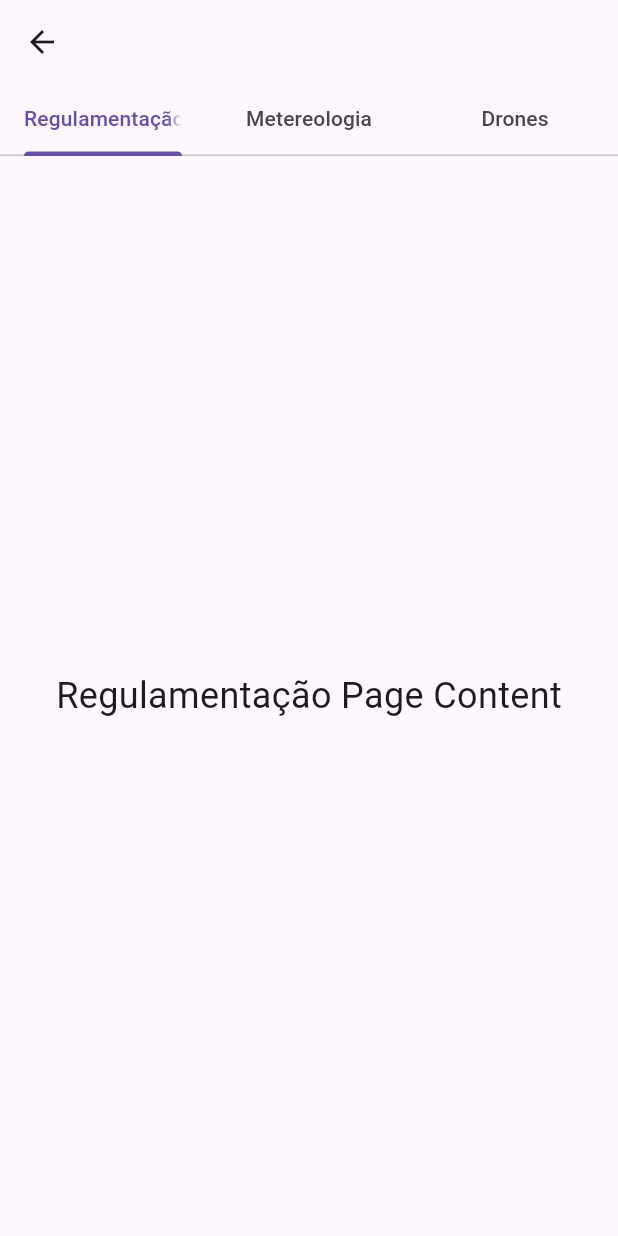
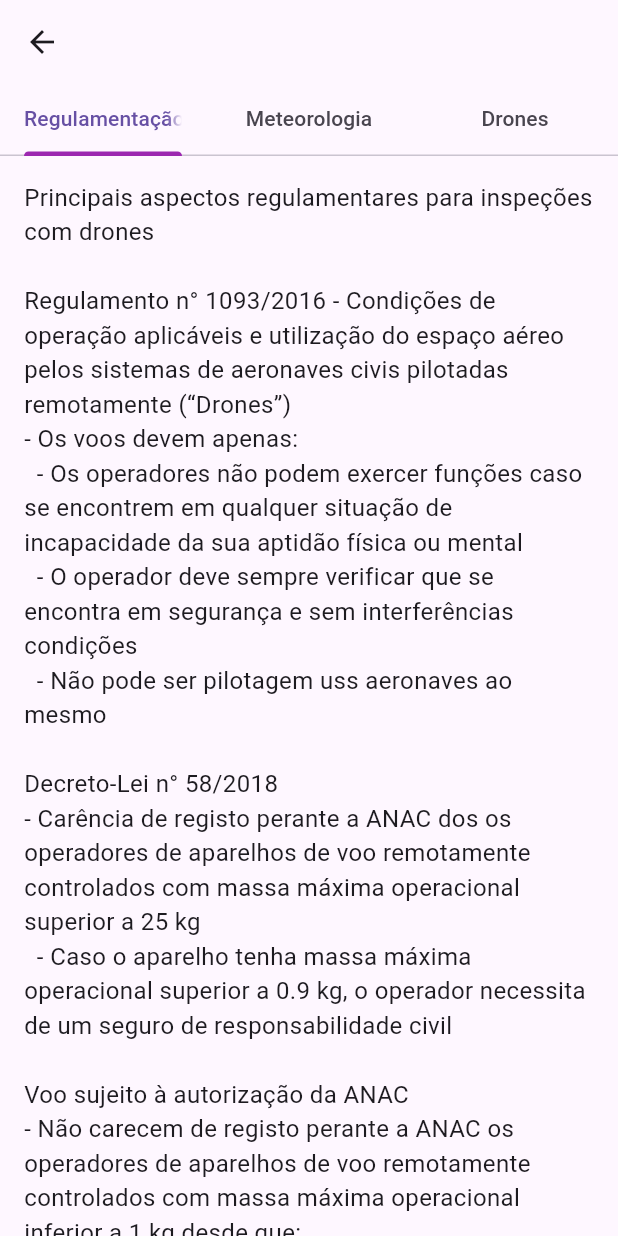
Before and after one commit to JoaoAbrantes977/ProjetoFinalFlutter, a Flutter app: the RecommendationsPage screen opened directly, on a phone screen of 412 x 824 dp. Run offline on Flutter 3.47's test engine with Material 3 defaults, Android fonts, the phone set to English and light mode, and no system bars.

Commit message:
meteo and recommendations

```diff
--- a/lib/recommendations.dart
+++ b/lib/recommendations.dart
@@ -26,13 +26,18 @@ class _RecommendationsPageState extends State<RecommendationsPage> with SingleTi
   Widget build(BuildContext context) {
     return Scaffold(
       appBar: AppBar(
-        bottom: TabBar(
+        backgroundColor: Colors.transparent,
+        bottom: PreferredSize(
+          preferredSize: const Size.fromHeight(48.0),
+          child: TabBar(
             controller: _tabController,
             tabs: const [
               Tab(text: 'Regulamentação'),
-            Tab(text: 'Metereologia'),
+              Tab(text: 'Meteorologia'),
               Tab(text: 'Drones'),
             ],
+            indicatorColor: Colors.purple,
+          ),
         ),
       ),
       body: TabBarView(
@@ -50,10 +55,52 @@ class _RecommendationsPageState extends State<RecommendationsPage> with SingleTi
 class RegulamentacaoPage extends StatelessWidget {
   @override
   Widget build(BuildContext context) {
-    return const Center(
+    return const Scaffold(
+
+      body: SingleChildScrollView(
+        padding: EdgeInsets.all(16.0),
         child: Text(
-        'Regulamentação Page Content',
-        style: TextStyle(fontSize: 24),
+          '''
+Principais aspectos regulamentares para inspeções com drones
+
+Regulamento n° 1093/2016 - Condições de operação aplicáveis e utilização do espaço aéreo pelos sistemas de aeronaves civis pilotadas remotamente (“Drones”)
+- Os voos devem apenas:
+  - Os operadores não podem exercer funções caso se encontrem em qualquer situação de incapacidade da sua aptidão física ou mental
+  - O operador deve sempre verificar que se encontra em segurança e sem interferências condições
+  - Não pode ser pilotagem uss aeronaves ao mesmo
+
+Decreto-Lei n° 58/2018
+- Carência de registo perante a ANAC dos os operadores de aparelhos de voo remotamente controlados com massa máxima operacional superior a 25 kg
+  - Caso o aparelho tenha massa máxima operacional superior a 0.9 kg, o operador necessita de um seguro de responsabilidade civil
+
+Voo sujeito à autorização da ANAC
+- Não carecem de registo perante a ANAC os operadores de aparelhos de voo remotamente controlados com massa máxima operacional inferior a 1 kg desde que:
+  - A altura do voo seja inferior a 5 metros acima da superfície
+  - O voo seja efetuado no interior do FMV
+  - O voo não seja efetuado com fins lucrativos nem no controle remoto
+  - O voo se efetue com distanciamento seguro de bens e pessoas
+  - A aeronave não esteja dotada de meio de propulsão não tripulado
+  - As aeronaves dispõem de um peso inferior a 25 kg
+  - O voo seja feito com a massa máxima operacional superior a 25 kg
+
+Voo sujeito à autorização da ICNF
+- Caso de voos sobre áreas protegidas e reservas naturais
+- Realização de voos sobre áreas protegidas / reservas naturais na região autónoma da Madeira
+- Realização de voos sobre áreas protegidas / reservas naturais na região autónoma dos Açores
+
+Para inspeção de construções
+- Inspeções dos pontos de intervenção devem ter a devida autorização por parte da entidade detentora do patrimônio a inspecionar
+
+Links Úteis
+- Regulamento para Operação de RPAS/Drones no Espaço Aéreo Civil Português: https://www.voanaboa.pt/formularios
+- Download do formulário de drones ICNF: https://www.voanaboa.pt/Files/downloads/Formulario_utilizacao_drones_ICNF.pdf
+- Global Drone Regulations Database: https://droneregulations.info/index.html
+
+Contato
+ANAC: +351 212 842 226 / Email: drones@anac.pt
+          ''',
+          style: TextStyle(fontSize: 16),
+        ),
       ),
     );
   }
@@ -67,10 +114,11 @@ class CondicoesMeteorologicasPage extends StatefulWidget {
 class _CondicoesMeteorologicasPageState extends State<CondicoesMeteorologicasPage> {
   final TextEditingController _controller = TextEditingController();
   String _weatherInfo = '';
+  String _weatherIcon = '';
   bool _isLoading = false;
 
   Future<void> _fetchWeather(String city) async {
-    final apiKey = 'your_api_key_here'; // Replace with your OpenWeatherMap API key
+    final apiKey = '360e7d2f369f0ef961e098ea03f5f790'; // Replace with your OpenWeatherMap API key
     final url = 'https://api.openweathermap.org/data/2.5/weather?q=$city&appid=$apiKey&units=metric&lang=pt';
 
     setState(() {
@@ -82,7 +130,11 @@ class _CondicoesMeteorologicasPageState extends State<CondicoesMeteorologicasPag
       final data = json.decode(response.body);
       setState(() {
         _weatherInfo = 'Temperatura: ${data['main']['temp']}°C\n'
-            'Condição: ${data['weather'][0]['description']}';
+            'Condição: ${data['weather'][0]['description']}\n'
+            'Velocidade do Vento: ${data['wind']['speed']} m/s\n'
+            'Visibilidade: ${data['visibility'] / 1000} km\n'
+            'Probabilidade de Precipitação: ${data['clouds']['all']}%';
+        _weatherIcon = 'http://openweathermap.org/img/wn/${data['weather'][0]['icon']}@2x.png';
         _isLoading = false;
       });
     } else {
@@ -116,9 +168,15 @@ class _CondicoesMeteorologicasPageState extends State<CondicoesMeteorologicasPag
           const SizedBox(height: 20),
           _isLoading
               ? const CircularProgressIndicator()
-              : Text(
+              : Column(
+            children: [
+              if (_weatherIcon.isNotEmpty)
+                Image.network(_weatherIcon),
+              Text(
                 _weatherInfo,
                 style: const TextStyle(fontSize: 18),
+              ),
+            ],
           ),
         ],
       ),
--- a/pubspec.yaml
+++ b/pubspec.yaml
@@ -38,6 +38,7 @@ dependencies:
   http: ^1.2.1
   shared_preferences: ^2.2.3
   provider: ^6.1.2
+  linkify: ^5.0.0
 
 dev_dependencies:
   flutter_test:
```
Also changed, not shown: pubspec.lock. Lines whose indentation alone changed are shown as unchanged.
